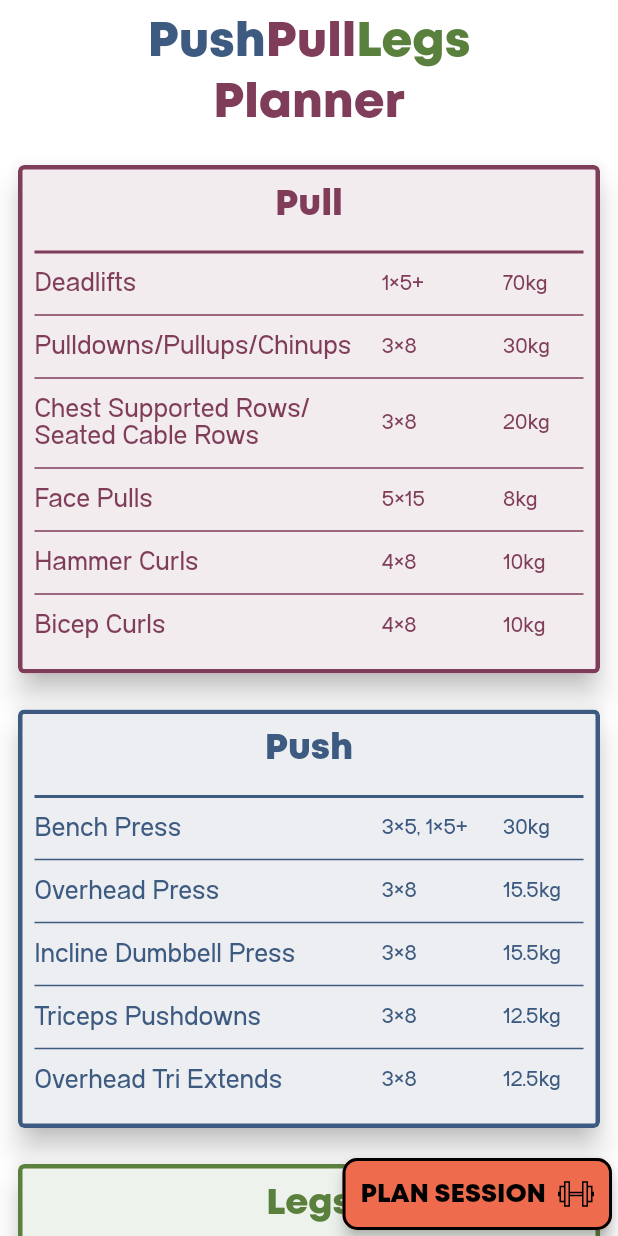
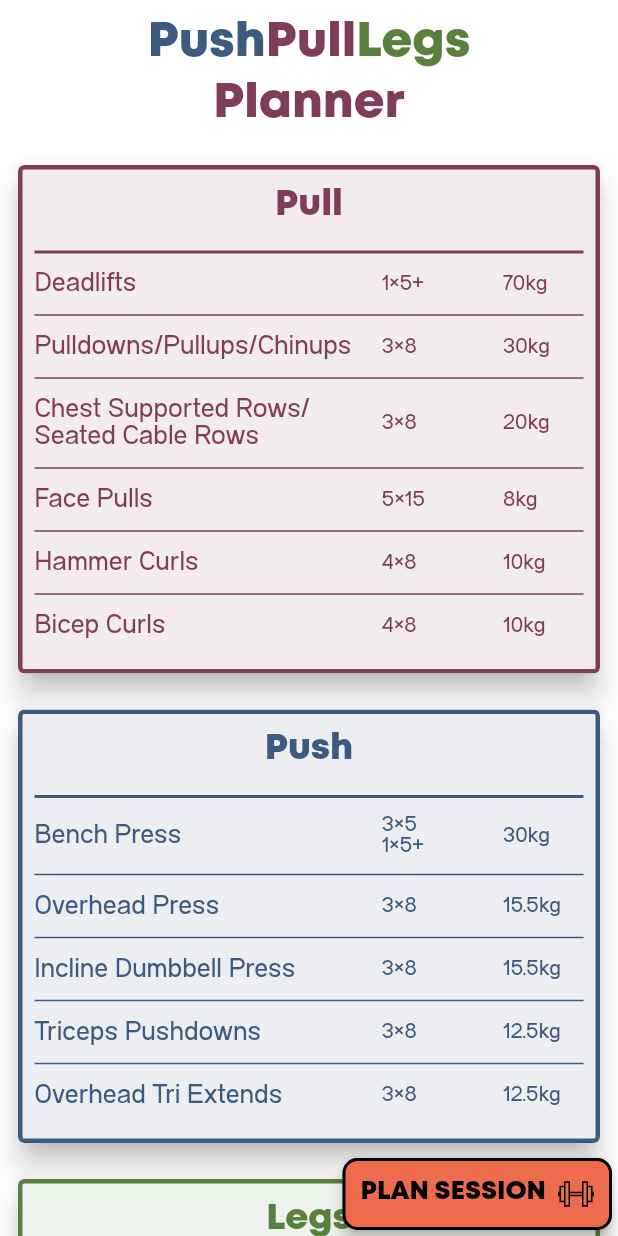
Before and after one commit to JPUF/ppl_course, a Flutter app: the screen it shows after launch, on a phone screen of 412 x 824 dp. Run offline on Flutter 3.47's test engine with Material 2 defaults, Android fonts, the light colour scheme and no system bars; our stand-ins replace animated_toggle_switch, bloc, flutter_bloc, flutter_svg, flutter_svg_provider, page_transition and 2 more.

Commit message:
formatting

```diff
--- a/lib/common/components/asset_button.dart
+++ b/lib/common/components/asset_button.dart
@@ -29,10 +29,13 @@ class AccentButton extends StatelessWidget {
             mainAxisSize: MainAxisSize.min,
             mainAxisAlignment: MainAxisAlignment.center,
             children: [
-              Text(
-                text,
-                textAlign: TextAlign.center,
-                style: AppTextStyles.button,
+              Container(
+                padding: const EdgeInsets.symmetric(vertical: 4),
+                child: Text(
+                  text,
+                  textAlign: TextAlign.center,
+                  style: AppTextStyles.button,
+                ),
               ),
               _optionalEndIcon()
             ],
--- a/lib/data/models/exercise/sets_reps.dart
+++ b/lib/data/models/exercise/sets_reps.dart
@@ -10,7 +10,7 @@ class SetsReps {
   String toString() {
     if (amrapFinalSet) {
       if (sets > 1) {
-        return "${sets - 1}×$reps, 1×$reps+";
+        return "${sets - 1}×$reps\n1×$reps+";
       } else {
         return "1×$reps+";
       }
--- a/lib/presentation/pages/session/session_page.dart
+++ b/lib/presentation/pages/session/session_page.dart
@@ -127,9 +127,7 @@ class _SessionPageState extends State<SessionPage> {
         .map((e) =>
             PlanExerciseWidget(exercise: e, sessionType: SessionType.push))
         .toList();
-    return Column(
-      children: [Column(children: exerciseWidgets)],
-    );
+    return Column(children: exerciseWidgets);
   }
 
   Widget buildSheetHeader() {
--- a/lib/res/styles/app_text_styles.dart
+++ b/lib/res/styles/app_text_styles.dart
@@ -5,6 +5,7 @@ class AppTextStyles {
   static TextStyle button = TextStyle(
       color: AppColor.black,
       fontSize: 17.0,
+      height: 0.8,
       fontWeight: FontWeight.bold,
       fontFamily: AppFontFamilies.mont);
 
```
Also changed, not shown: lib/presentation/pages/session/components/add_exercise_bottom_sheet.dart (+6 -2 lines).
